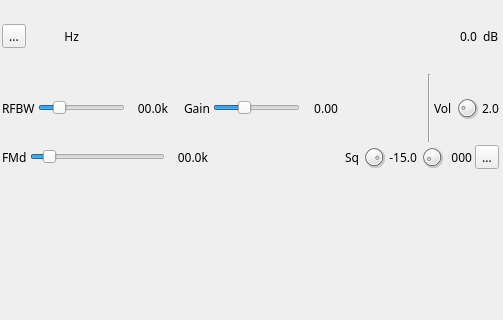
This is plugins/channel/demoddsd/dsddemodgui.ui in f4exb/sdrangel as Qt 5 draws it before an edit; both pictures show x 0 to 503 and y 0 to 320 of the 503 by 898 pixel window. The edited form follows.
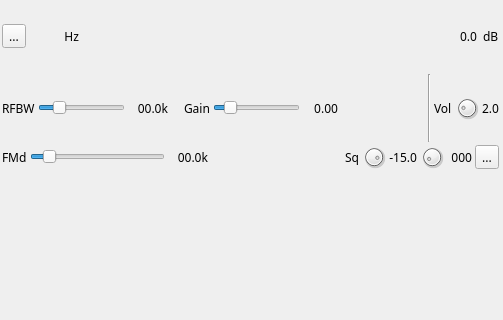
This is the edited form. Icons and pictures are not drawn. Custom widgets are drawn as their Qt base class.

Commit message: DSD demod plugin: discriminator gain up to x4

```diff
--- a/plugins/channel/demoddsd/dsddemodgui.ui
+++ b/plugins/channel/demoddsd/dsddemodgui.ui
@@ -234,7 +234,7 @@
          <number>50</number>
         </property>
         <property name="maximum">
-         <number>200</number>
+         <number>400</number>
         </property>
         <property name="pageStep">
          <number>1</number>
```
